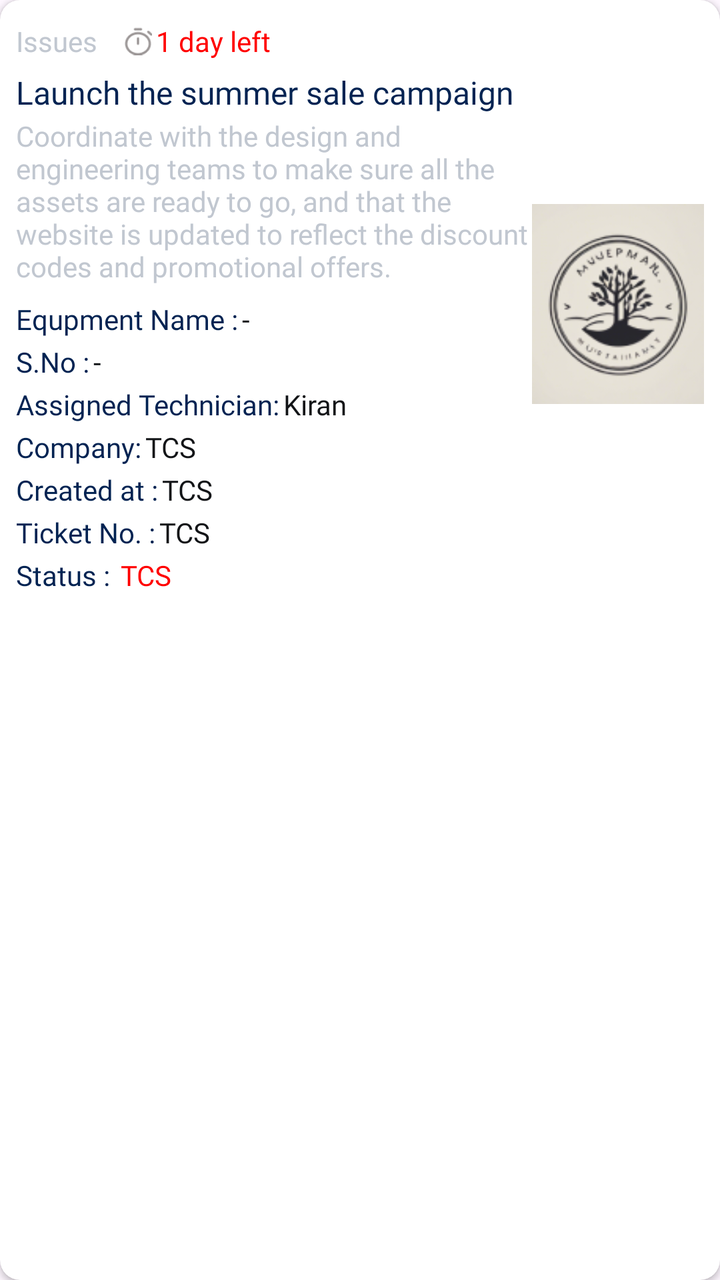
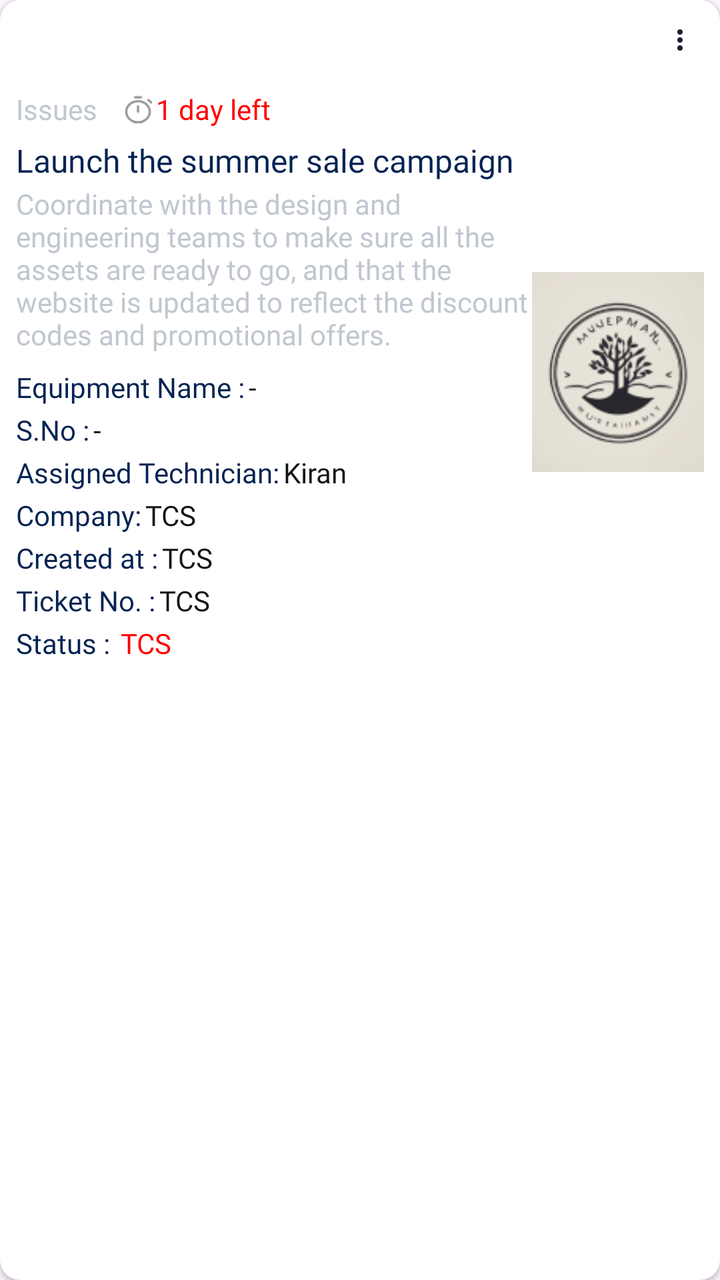

An Android layout rendered at two revisions. The XML below is the earlier revision; the diff shows what the commit changed to produce the second picture.
<!-- AndroidManifest.xml: application theme Theme.Evergreen -->
<!-- res/layout/task_item.xml -->
<?xml version="1.0" encoding="utf-8"?>
<androidx.cardview.widget.CardView xmlns:android="http://schemas.android.com/apk/res/android"
    android:layout_width="match_parent"
    xmlns:app="http://schemas.android.com/apk/res-auto"
    app:cardCornerRadius="@dimen/_10sdp"
    android:layout_margin="@dimen/_5sdp"
    android:layout_height="wrap_content">
    <LinearLayout

        android:layout_width="match_parent"
        android:orientation="vertical"
        android:layout_height="wrap_content">
    <LinearLayout
        android:layout_margin="@dimen/_8sdp"
        android:baselineAligned="false"
        android:weightSum="2"
        android:orientation="horizontal"
        android:layout_width="match_parent"
        android:layout_height="wrap_content">
        <LinearLayout
            android:layout_weight="1.5"
            android:layout_width="0dp"
            android:orientation="vertical"
            android:layout_height="match_parent">
            <LinearLayout
                android:orientation="vertical"
                android:layout_width="match_parent"
                android:layout_height="wrap_content">
                <LinearLayout
                    android:layout_marginTop="@dimen/_5sdp"
                    android:weightSum="3"
                    android:orientation="horizontal"
                    android:layout_width="match_parent"
                    android:layout_height="wrap_content">
                    <TextView
                        android:textColor="@color/gray1"
                        android:textSize="@dimen/_14ssp"
                        android:includeFontPadding="false"
                        android:fontFamily="@font/roboto_regular"
                        android:text="Issues "
                        android:layout_marginEnd="@dimen/_10sdp"
                        android:layout_width="wrap_content"
                        android:layout_height="wrap_content"/>
                    <ImageView
                        android:src="@drawable/timer"
                        android:layout_width="@dimen/_14sdp"
                        android:layout_height="@dimen/_15sdp"/>
                    <TextView
                        android:layout_marginStart="@dimen/_2sdp"
                        android:id="@+id/days"
                        android:textColor="@color/colorRed"
                        android:textSize="@dimen/_14ssp"
                        android:includeFontPadding="false"
                        android:fontFamily="@font/roboto_regular"
                        android:text="1 day left"
                        android:layout_width="wrap_content"
                        android:layout_height="wrap_content"/>

                </LinearLayout>
                <TextView
                    android:id="@+id/title"
                    android:layout_marginTop="@dimen/_8sdp"
                    android:textSize="@dimen/_16ssp"
                    android:textColor="@color/black_blue"
                    android:includeFontPadding="false"
                    android:fontFamily="@font/roboto_medium"
                    android:layout_weight="1"
                    android:text="Launch the summer sale campaign"
                    android:layout_width="wrap_content"
                    android:layout_height="wrap_content"/>
                <TextView
                    android:id="@+id/description"
                    android:layout_marginTop="@dimen/_4sdp"
                    android:textColor="@color/gray1"
                    android:textAlignment="textStart"
                    android:textSize="@dimen/_14ssp"
                    android:includeFontPadding="false"
                    android:fontFamily="@font/roboto_regular"
                    android:layout_weight="1"
                    android:text="Coordinate with the design and engineering teams to make sure all the assets are ready to go, and that the website is updated to reflect the discount codes and promotional offers."
                    android:layout_width="wrap_content"
                    android:layout_height="wrap_content"/>
                <LinearLayout
                    android:layout_marginTop="@dimen/_5sdp"
                    android:weightSum="2"
                    android:orientation="vertical"
                    android:layout_width="match_parent"
                    android:layout_height="wrap_content">
                    <LinearLayout
                        android:id="@+id/ll_eqname"
                        android:layout_weight="1"
                        android:layout_marginTop="@dimen/_5sdp"
                        android:orientation="horizontal"
                        android:layout_width="wrap_content"
                        android:layout_height="wrap_content">
                        <TextView
                            android:textColor="@color/black_blue"
                            android:textSize="@dimen/_14ssp"
                            android:includeFontPadding="false"
                            android:fontFamily="@font/roboto_regular"
                            android:text="Equpment Name :"
                            android:layout_width="wrap_content"
                            android:layout_height="wrap_content"/>
                        <TextView
                            android:layout_marginStart="@dimen/_2sdp"
                            android:id="@+id/eq_name"
                            android:textColor="@color/black2"
                            android:textSize="@dimen/_14ssp"
                            android:includeFontPadding="false"
                            android:fontFamily="@font/roboto_regular"
                            android:text="-"
                            android:layout_width="wrap_content"
                            android:layout_height="wrap_content"/>
                    </LinearLayout>

                    <LinearLayout
                        android:id="@+id/ll_serial_num"
                        android:layout_weight="1"
                        android:layout_marginTop="@dimen/_5sdp"
                        android:orientation="horizontal"
                        android:layout_width="wrap_content"
                        android:layout_height="wrap_content">
                        <TextView
                            android:textColor="@color/black_blue"
                            android:textSize="@dimen/_14ssp"
                            android:includeFontPadding="false"
                            android:fontFamily="@font/roboto_regular"
                            android:text="S.No :"
                            android:layout_width="wrap_content"
                            android:layout_height="wrap_content"/>
                        <TextView
                            android:layout_marginStart="@dimen/_2sdp"
                            android:id="@+id/eq_sno"
                            android:textColor="@color/black2"
                            android:textSize="@dimen/_14ssp"
                            android:includeFontPadding="false"
                            android:fontFamily="@font/roboto_regular"
                            android:text="-"
                            android:layout_width="wrap_content"
                            android:layout_height="wrap_content"/>
                    </LinearLayout>

                    <LinearLayout
                        android:id="@+id/ll_technician"
                        android:layout_weight="1"
                        android:layout_marginTop="@dimen/_5sdp"
                        android:orientation="horizontal"
                        android:layout_width="wrap_content"
                        android:layout_height="wrap_content">
                        <TextView
                            android:textColor="@color/black_blue"
                            android:textSize="@dimen/_14ssp"
                            android:includeFontPadding="false"
                            android:fontFamily="@font/roboto_regular"
                            android:text="Assigned Technician:"
                            android:layout_width="wrap_content"
                            android:layout_height="wrap_content"/>
                        <TextView
                            android:layout_marginStart="@dimen/_2sdp"
                            android:id="@+id/technician"
                            android:textColor="@color/black2"
                            android:textSize="@dimen/_14ssp"
                            android:includeFontPadding="false"
                            android:fontFamily="@font/roboto_regular"
                            android:text="Kiran"
                            android:layout_width="wrap_content"
                            android:layout_height="wrap_content"/>
                    </LinearLayout>

                    <LinearLayout
                        android:layout_weight="1"
                        android:layout_marginTop="@dimen/_5sdp"
                        android:orientation="horizontal"
                        android:layout_width="wrap_content"
                        android:layout_height="wrap_content">
                        <TextView
                            android:textColor="@color/black_blue"
                            android:textSize="@dimen/_14ssp"
                            android:includeFontPadding="false"
                            android:fontFamily="@font/roboto_regular"
                            android:text="Company:"
                            android:layout_width="wrap_content"
                            android:layout_height="wrap_content"/>
                        <TextView
                            android:layout_marginStart="@dimen/_2sdp"
                            android:id="@+id/company"
                            android:textColor="@color/black2"
                            android:textSize="@dimen/_14ssp"
                            android:includeFontPadding="false"
                            android:fontFamily="@font/roboto_regular"
                            android:text="TCS"
                            android:layout_width="wrap_content"
                            android:layout_height="wrap_content"/>
                    </LinearLayout>

                    <LinearLayout
                        android:layout_weight="1"
                        android:layout_marginTop="@dimen/_5sdp"
                        android:orientation="horizontal"
                        android:layout_width="wrap_content"
                        android:layout_height="wrap_content">
                        <TextView
                            android:textColor="@color/black_blue"
                            android:textSize="@dimen/_14ssp"
                            android:includeFontPadding="false"
                            android:fontFamily="@font/roboto_regular"
                            android:text="Created at :"
                            android:layout_width="wrap_content"
                            android:layout_height="wrap_content"/>
                        <TextView
                            android:layout_marginStart="@dimen/_2sdp"
                            android:id="@+id/created_date"
                            android:textColor="@color/black2"
                            android:textSize="@dimen/_14ssp"
                            android:includeFontPadding="false"
                            android:fontFamily="@font/roboto_regular"
                            android:text="TCS"
                            android:layout_width="wrap_content"
                            android:layout_height="wrap_content"/>
                    </LinearLayout>
                    <LinearLayout
                        android:layout_weight="1"
                        android:layout_marginTop="@dimen/_5sdp"
                        android:orientation="horizontal"
                        android:layout_width="wrap_content"
                        android:layout_height="wrap_content">
                        <TextView
                            android:textColor="@color/black_blue"
                            android:textSize="@dimen/_14ssp"
                            android:includeFontPadding="false"
                            android:fontFamily="@font/roboto_regular"
                            android:text="Ticket No. :"
                            android:layout_width="wrap_content"
                            android:layout_height="wrap_content"/>
                        <TextView
                            android:layout_marginStart="@dimen/_2sdp"
                            android:id="@+id/ticket_no"
                            android:textColor="@color/black2"
                            android:textSize="@dimen/_14ssp"
                            android:includeFontPadding="false"
                            android:fontFamily="@font/roboto_regular"
                            android:text="TCS"
                            android:layout_width="wrap_content"
                            android:layout_height="wrap_content"/>
                    </LinearLayout>
                    <LinearLayout
                        android:layout_weight="1"
                        android:layout_marginTop="@dimen/_5sdp"
                        android:orientation="horizontal"
                        android:layout_width="wrap_content"
                        android:layout_height="wrap_content">
                        <TextView
                            android:textColor="@color/black_blue"
                            android:textSize="@dimen/_14ssp"
                            android:includeFontPadding="false"
                            android:fontFamily="@font/roboto_regular"
                            android:text="Status : "
                            android:layout_width="wrap_content"
                            android:layout_height="wrap_content"/>
                        <TextView
                            android:layout_marginStart="@dimen/_2sdp"
                            android:id="@+id/status"
                            android:textColor="@color/colorRed"
                            android:textSize="@dimen/_14ssp"
                            android:includeFontPadding="false"
                            android:fontFamily="@font/roboto_regular"
                            android:text="TCS"
                            android:layout_width="wrap_content"
                            android:layout_height="wrap_content"/>
                    </LinearLayout>
                    <LinearLayout
                        android:visibility="gone"
                        android:id="@+id/ll_reson"
                        android:layout_weight="1"
                        android:layout_marginTop="@dimen/_5sdp"
                        android:orientation="horizontal"
                        android:layout_width="wrap_content"
                        android:layout_height="wrap_content">
                        <TextView
                            android:textColor="@color/black_blue"
                            android:textSize="@dimen/_14ssp"
                            android:includeFontPadding="false"
                            android:fontFamily="@font/roboto_regular"
                            android:text="Reason : "
                            android:layout_width="wrap_content"
                            android:layout_height="wrap_content"/>
                        <TextView
                            android:layout_marginStart="@dimen/_2sdp"
                            android:id="@+id/tv_reason"
                            android:textColor="@color/colorRed"
                            android:textSize="@dimen/_14ssp"
                            android:includeFontPadding="false"
                            android:fontFamily="@font/roboto_regular"
                            android:text="TCS"
                            android:layout_width="wrap_content"
                            android:layout_height="wrap_content"/>
                    </LinearLayout>


                </LinearLayout>


            </LinearLayout>

        </LinearLayout>
        <RelativeLayout
            android:orientation="vertical"
            android:layout_weight="0.5"
            android:layout_width="0dp"
            android:layout_height="match_parent">
            <ImageView
                android:visibility="gone"
                android:layout_marginEnd="@dimen/_15sdp"
                android:id="@+id/edit_reason"
                android:layout_alignParentEnd="true"
                android:src="@drawable/baseline_edit_square_24"
                android:layout_marginTop="@dimen/_5sdp"
                android:layout_centerHorizontal="true"
                android:layout_width="wrap_content"
                android:layout_height="@dimen/_45sdp"/>
            <ImageView
                android:visibility="gone"
                android:layout_marginEnd="@dimen/_15sdp"
                android:id="@+id/download"
                android:layout_alignParentEnd="true"
                android:src="@drawable/baseline_share_24"
                android:layout_marginTop="@dimen/_5sdp"
                android:layout_centerHorizontal="true"
                android:layout_width="wrap_content"
                android:layout_height="@dimen/_30sdp"/>
            <ImageView
                android:layout_centerInParent="true"
                android:layout_gravity="center_vertical"
                android:id="@+id/image"
                android:scaleType="centerCrop"
                android:adjustViewBounds="true"
                android:src="@drawable/dummy_text1"
                android:layout_width="@dimen/_100sdp"
                android:layout_height="@dimen/_100sdp"/>

            <ImageView
                android:layout_below="@+id/image"
                android:id="@+id/completed"
                android:visibility="gone"
                android:src="@drawable/completed"
                android:layout_marginTop="@dimen/_15sdp"
                android:layout_centerHorizontal="true"
                android:layout_width="wrap_content"
                android:layout_height="@dimen/_30sdp"/>
        </RelativeLayout>
    </LinearLayout>
    <LinearLayout
        android:id="@+id/action_btn"
        android:layout_marginHorizontal="@dimen/_10sdp"
        android:layout_marginTop="@dimen/_10sdp"
        android:weightSum="2"
        android:paddingVertical="@dimen/_10sdp"
        android:orientation="horizontal"
        android:layout_width="match_parent"
        android:layout_height="wrap_content">

        <TextView
            android:layout_marginHorizontal="@dimen/_2sdp"
            android:layout_weight="1"
            android:visibility="gone"
            android:id="@+id/tv_hold"
            android:backgroundTint="@color/edit_text1"
            android:background="@drawable/rounded_corners"
            android:paddingHorizontal="@dimen/_15sdp"
            android:paddingVertical="@dimen/_8sdp"
            android:textSize="@dimen/_14ssp"
            android:layout_gravity="center"
            android:gravity="center"
            android:fontFamily="@font/roboto_regular"
            android:textColor="@color/black1"
            android:text="Hold"
            android:layout_width="0dp"
            android:layout_height="wrap_content"/>

        <TextView
            android:layout_marginHorizontal="@dimen/_2sdp"
            android:layout_weight="1"
            android:visibility="gone"
            android:id="@+id/task_status_updater"
            android:backgroundTint="@color/edit_text1"
            android:background="@drawable/rounded_corners"
            android:paddingHorizontal="@dimen/_15sdp"
            android:paddingVertical="@dimen/_8sdp"
            android:textSize="@dimen/_14ssp"
            android:layout_gravity="center"
            android:gravity="center"
            android:fontFamily="@font/roboto_regular"
            android:textColor="@color/black1"
            android:text="Accept"
            android:layout_width="0dp"
            android:layout_height="wrap_content"/>


    </LinearLayout>

    <TextView
        android:visibility="gone"
        android:layout_marginTop="@dimen/_5sdp"
        android:textColor="@color/black_blue"
        android:textSize="@dimen/_14ssp"
        android:id="@+id/content"
        android:paddingVertical="@dimen/_10sdp"
        android:layout_gravity="center"
        android:gravity="center"
        android:includeFontPadding="false"
        android:fontFamily="@font/roboto_regular"
        android:layout_width="wrap_content"
        android:layout_height="wrap_content"/>
    </LinearLayout>
</androidx.cardview.widget.CardView>
<!-- resources referenced by this layout -->
<resources>
  <color name="black1">#0D121C</color>
  <color name="black2">#121417</color>
  <color name="black_blue">#022352</color>
  <color name="colorRed">#FF0000</color>
  <color name="edit_text1">#E8EDF2</color>
  <color name="gray1">#C1C7D0</color>
  <dimen name="_100sdp">100.00dp</dimen>
  <dimen name="_10sdp">10.00dp</dimen>
  <dimen name="_14sdp">14.00dp</dimen>
  <dimen name="_14ssp">14.00sp</dimen>
  <dimen name="_15sdp">15.00dp</dimen>
  <dimen name="_16ssp">16.00sp</dimen>
  <dimen name="_2sdp">2.00dp</dimen>
  <dimen name="_30sdp">30.00dp</dimen>
  <dimen name="_45sdp">45.00dp</dimen>
  <dimen name="_4sdp">4.00dp</dimen>
  <dimen name="_5sdp">5.00dp</dimen>
  <dimen name="_8sdp">8.00dp</dimen>
  <!-- drawable baseline_edit_square_24 (drawable) -->
  <vector xmlns:android="http://schemas.android.com/apk/res/android" android:height="24dp" android:tint="#000000" android:viewportHeight="24" android:viewportWidth="24" android:width="24dp">
        
      <path android:fillColor="@android:color/white" android:pathData="M7,17V9.93L13.93,3l0,0H5C3.9,3 3,3.9 3,5v14c0,1.1 0.9,2 2,2h14c1.1,0 2,-0.9 2,-2v-8.93L14.07,17H7z"/>
        
      <path android:fillColor="@android:color/white" android:pathData="M9,15l4.24,0l7.2,-7.2l-4.24,-4.24l-7.2,7.2z"/>
        
      <path android:fillColor="@android:color/white" android:pathData="M22.91,2.49l-1.41,-1.41c-0.78,-0.78 -2.05,-0.78 -2.83,0l-1.06,1.06l4.24,4.24l1.06,-1.06C23.7,4.54 23.7,3.27 22.91,2.49z"/>
      
  </vector>
  <!-- drawable baseline_share_24 (drawable) -->
  <vector xmlns:android="http://schemas.android.com/apk/res/android" android:height="24dp" android:tint="#000000" android:viewportHeight="24" android:viewportWidth="24" android:width="24dp">
        
      <path android:fillColor="@android:color/white" android:pathData="M18,16.08c-0.76,0 -1.44,0.3 -1.96,0.77L8.91,12.7c0.05,-0.23 0.09,-0.46 0.09,-0.7s-0.04,-0.47 -0.09,-0.7l7.05,-4.11c0.54,0.5 1.25,0.81 2.04,0.81 1.66,0 3,-1.34 3,-3s-1.34,-3 -3,-3 -3,1.34 -3,3c0,0.24 0.04,0.47 0.09,0.7L8.04,9.81C7.5,9.31 6.79,9 6,9c-1.66,0 -3,1.34 -3,3s1.34,3 3,3c0.79,0 1.5,-0.31 2.04,-0.81l7.12,4.16c-0.05,0.21 -0.08,0.43 -0.08,0.65 0,1.61 1.31,2.92 2.92,2.92 1.61,0 2.92,-1.31 2.92,-2.92s-1.31,-2.92 -2.92,-2.92z"/>
      
  </vector>
  <!-- drawable completed: png bitmap (drawable, 41273 bytes) -->
  <!-- drawable dummy_text1: png bitmap (drawable, 37546 bytes) -->
  <!-- drawable rounded_corners (drawable) -->
  <shape xmlns:android="http://schemas.android.com/apk/res/android">
      <corners android:radius="@dimen/_10sdp" />
      <solid android:color="#F2F4F7"/>
  </shape>
  <!-- drawable timer: png bitmap (drawable, 1107 bytes) -->
  <style name="Theme.Evergreen" parent="Base.Theme.Evergreen" />
  <style name="Base.Theme.Evergreen" parent="Theme.Material3.Light.NoActionBar">
  
  
  
  
  
  
  
          <item name="android:statusBarColor">@color/black_blue</item>
  
  
      </style>
</resources>

<!-- the commit's change to res/layout/task_item.xml (unified diff, before → after) -->
@@ -10,6 +10,18 @@
         android:layout_width="match_parent"
         android:orientation="vertical"
         android:layout_height="wrap_content">
+        <ImageView
+            android:id="@+id/task_menu"
+            android:layout_gravity="end"
+            android:layout_marginTop="@dimen/_6sdp"
+            android:layout_marginEnd="@dimen/_6sdp"
+            android:padding="@dimen/_6sdp"
+            android:src="@drawable/ic_more_vert"
+            android:clickable="true"
+            android:focusable="true"
+            android:contentDescription="Task actions"
+            android:layout_width="@dimen/_28sdp"
+            android:layout_height="@dimen/_28sdp"/>
     <LinearLayout
         android:layout_margin="@dimen/_8sdp"
         android:baselineAligned="false"
@@ -98,7 +110,7 @@
                             android:textSize="@dimen/_14ssp"
                             android:includeFontPadding="false"
                             android:fontFamily="@font/roboto_regular"
-                            android:text="Equpment Name :"
+                            android:text="Equipment Name :"
                             android:layout_width="wrap_content"
                             android:layout_height="wrap_content"/>
                         <TextView
@@ -400,6 +412,24 @@
 
     <TextView
         android:visibility="gone"
+        android:id="@+id/btn_service_report"
+        android:layout_marginHorizontal="@dimen/_10sdp"
+        android:layout_marginBottom="@dimen/_10sdp"
+        android:backgroundTint="@color/btn_back"
+        android:background="@drawable/rounded_corners"
+        android:paddingHorizontal="@dimen/_15sdp"
+        android:paddingVertical="@dimen/_8sdp"
+        android:textSize="@dimen/_14ssp"
+        android:layout_gravity="center"
+        android:gravity="center"
+        android:fontFamily="@font/roboto_medium"
+        android:textColor="@color/white"
+        android:text="Service Report"
+        android:layout_width="match_parent"
+        android:layout_height="wrap_content"/>
+
+    <TextView
+        android:visibility="gone"
         android:layout_marginTop="@dimen/_5sdp"
         android:textColor="@color/black_blue"
         android:textSize="@dimen/_14ssp"
<!-- resource entries referenced after the edit -->
@@ -3,20 +3,24 @@
   <color name="black1">#0D121C</color>
   <color name="black2">#121417</color>
   <color name="black_blue">#022352</color>
+  <color name="btn_back">#2057A6</color>
   <color name="colorRed">#FF0000</color>
   <color name="edit_text1">#E8EDF2</color>
   <color name="gray1">#C1C7D0</color>
+  <color name="white">#FFFFFFFF</color>
   <dimen name="_100sdp">100.00dp</dimen>
   <dimen name="_10sdp">10.00dp</dimen>
   <dimen name="_14sdp">14.00dp</dimen>
   <dimen name="_14ssp">14.00sp</dimen>
   <dimen name="_15sdp">15.00dp</dimen>
   <dimen name="_16ssp">16.00sp</dimen>
+  <dimen name="_28sdp">28.00dp</dimen>
   <dimen name="_2sdp">2.00dp</dimen>
   <dimen name="_30sdp">30.00dp</dimen>
   <dimen name="_45sdp">45.00dp</dimen>
   <dimen name="_4sdp">4.00dp</dimen>
   <dimen name="_5sdp">5.00dp</dimen>
+  <dimen name="_6sdp">6.00dp</dimen>
   <dimen name="_8sdp">8.00dp</dimen>
   <!-- drawable baseline_edit_square_24 (drawable) -->
   <vector xmlns:android="http://schemas.android.com/apk/res/android" android:height="24dp" android:tint="#000000" android:viewportHeight="24" android:viewportWidth="24" android:width="24dp">
@@ -36,6 +40,16 @@
   </vector>
   <!-- drawable completed: png bitmap (drawable, 41273 bytes) -->
   <!-- drawable dummy_text1: png bitmap (drawable, 37546 bytes) -->
+  <!-- drawable ic_more_vert (drawable) -->
+  <vector xmlns:android="http://schemas.android.com/apk/res/android"
+      android:width="24dp"
+      android:height="24dp"
+      android:viewportWidth="24"
+      android:viewportHeight="24">
+      <path
+          android:fillColor="#1E2235"
+          android:pathData="M12,8a2,2 0,1 0,0 -4a2,2 0,0 0,0 4zM12,14a2,2 0,1 0,0 -4a2,2 0,0 0,0 4zM12,20a2,2 0,1 0,0 -4a2,2 0,0 0,0 4z" />
+  </vector>
   <!-- drawable rounded_corners (drawable) -->
   <shape xmlns:android="http://schemas.android.com/apk/res/android">
       <corners android:radius="@dimen/_10sdp" />
